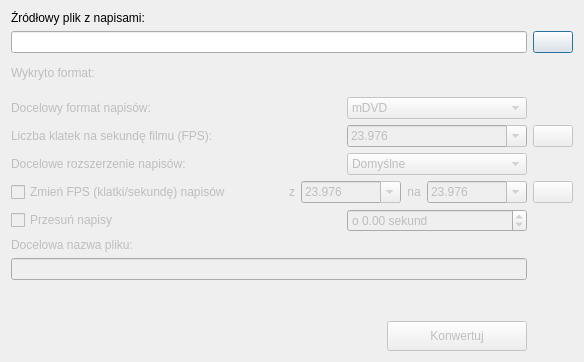
Qt form gui/ui/frmconvert.ui (QNapi/qnapi) before a commit.
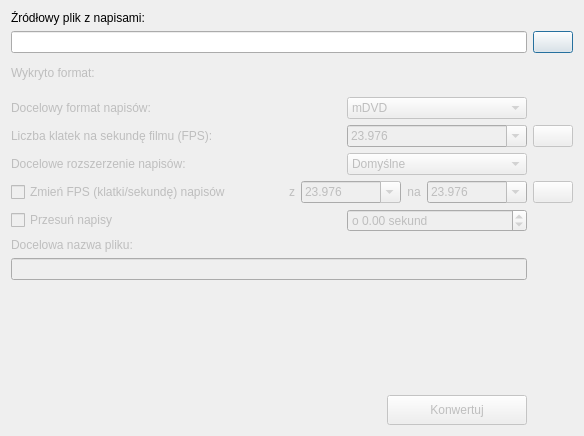
The same form after that commit. Icons and pictures are not drawn.

Commit message: fixed window icons in several forms

```diff
--- a/gui/ui/frmconvert.ui
+++ b/gui/ui/frmconvert.ui
@@ -7,7 +7,7 @@
     <x>0</x>
     <y>0</y>
     <width>584</width>
-    <height>362</height>
+    <height>436</height>
    </rect>
   </property>
   <property name="windowTitle">
```
Left out of the diff: 4 changed lines with no effect on the pictures. The commit also changes 2 other files.
